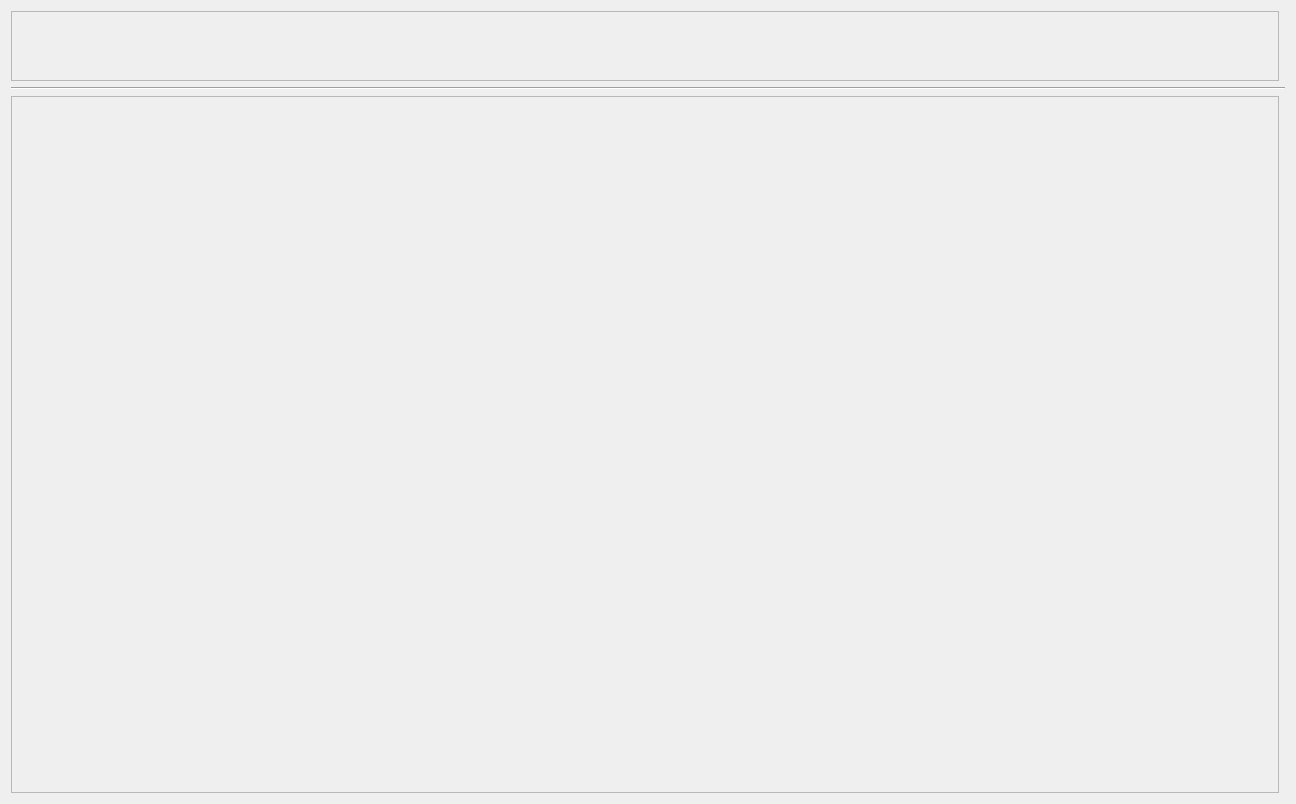
Before: the Qt Designer form AF_Program/AF_Program/TabUI.ui in AndrewF001/Andrews_Program, drawn with Qt 5.
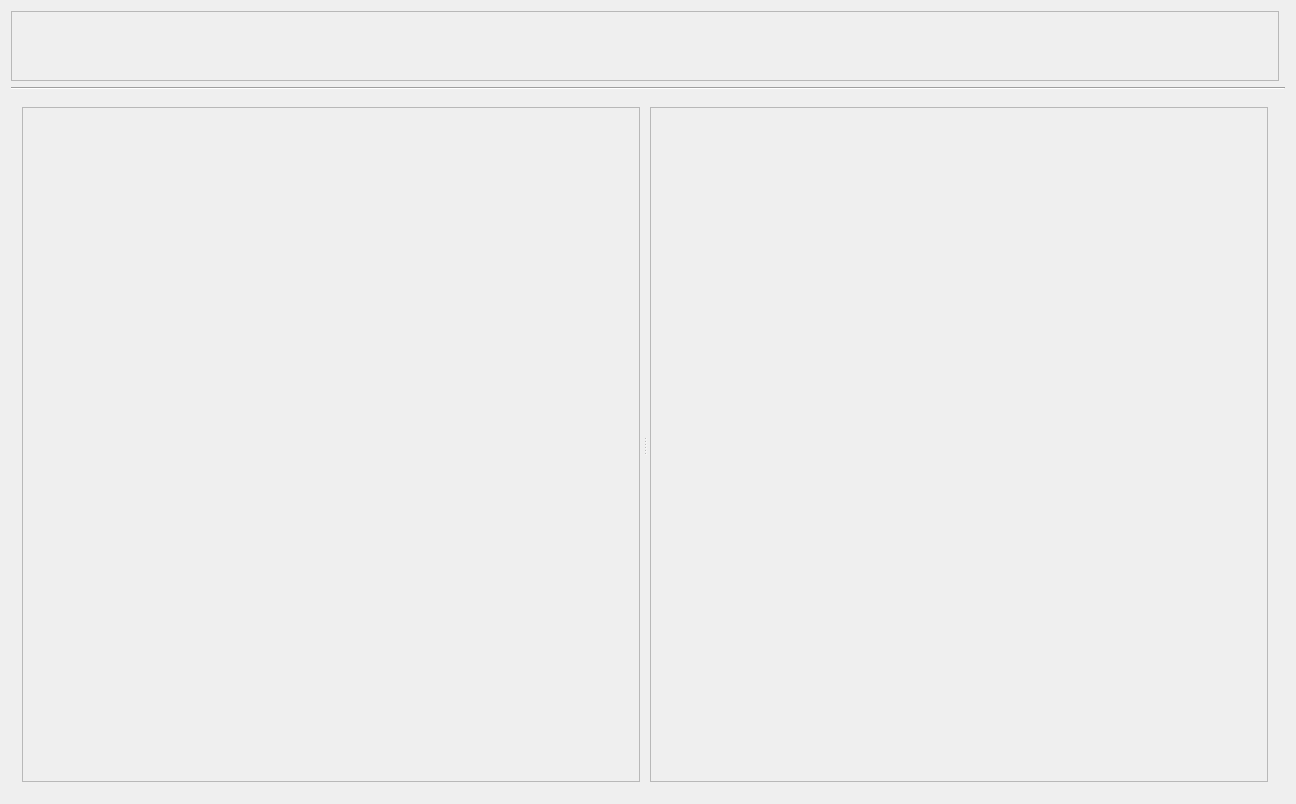
After: the same form once the commit is applied.

```diff
--- a/AF_Program/AF_Program/TabUI.ui
+++ b/AF_Program/AF_Program/TabUI.ui
@@ -23,7 +23,7 @@
    <property name="horizontalSpacing">
     <number>6</number>
    </property>
-   <item row="1" column="1" colspan="2">
+   <item row="1" column="0" colspan="2">
     <widget class="Line" name="line">
      <property name="sizePolicy">
       <sizepolicy hsizetype="Expanding" vsizetype="Fixed">
@@ -39,7 +39,65 @@
      </property>
     </widget>
    </item>
-   <item row="0" column="1">
+   <item row="2" column="0">
+    <widget class="QWidget" name="LowerWidget" native="true">
+     <layout class="QHBoxLayout" name="horizontalLayout">
+      <item>
+       <widget class="QSplitter" name="LowerSplitter">
+        <property name="sizePolicy">
+         <sizepolicy hsizetype="Expanding" vsizetype="Expanding">
+          <horstretch>0</horstretch>
+          <verstretch>0</verstretch>
+         </sizepolicy>
+        </property>
+        <property name="lineWidth">
+         <number>1</number>
+        </property>
+        <property name="orientation">
+         <enum>Qt::Horizontal</enum>
+        </property>
+        <property name="handleWidth">
+         <number>10</number>
+        </property>
+        <widget class="QScrollArea" name="CanvasScrollArea">
+         <property name="widgetResizable">
+          <bool>true</bool>
+         </property>
+         <widget class="QWidget" name="scrollAreaWidgetContents_3">
+          <property name="geometry">
+           <rect>
+            <x>0</x>
+            <y>0</y>
+            <width>620</width>
+            <height>680</height>
+           </rect>
+          </property>
+         </widget>
+        </widget>
+        <widget class="QScrollArea" name="DebugScrollArea">
+         <property name="enabled">
+          <bool>true</bool>
+         </property>
+         <property name="widgetResizable">
+          <bool>true</bool>
+         </property>
+         <widget class="QWidget" name="scrollAreaWidgetContents_2">
+          <property name="geometry">
+           <rect>
+            <x>0</x>
+            <y>0</y>
+            <width>620</width>
+            <height>680</height>
+           </rect>
+          </property>
+         </widget>
+        </widget>
+       </widget>
+      </item>
+     </layout>
+    </widget>
+   </item>
+   <item row="0" column="0">
     <widget class="QScrollArea" name="MenuScrollArea">
      <property name="sizePolicy">
       <sizepolicy hsizetype="Expanding" vsizetype="Preferred">
@@ -71,23 +129,6 @@
      </widget>
     </widget>
    </item>
-   <item row="2" column="1">
-    <widget class="QScrollArea" name="CanvasScrollArea">
-     <property name="widgetResizable">
-      <bool>true</bool>
-     </property>
-     <widget class="QWidget" name="scrollAreaWidgetContents_3">
-      <property name="geometry">
-       <rect>
-        <x>0</x>
-        <y>0</y>
-        <width>1270</width>
-        <height>698</height>
-       </rect>
-      </property>
-     </widget>
-    </widget>
-   </item>
   </layout>
  </widget>
  <layoutdefault spacing="6" margin="11"/>
```
